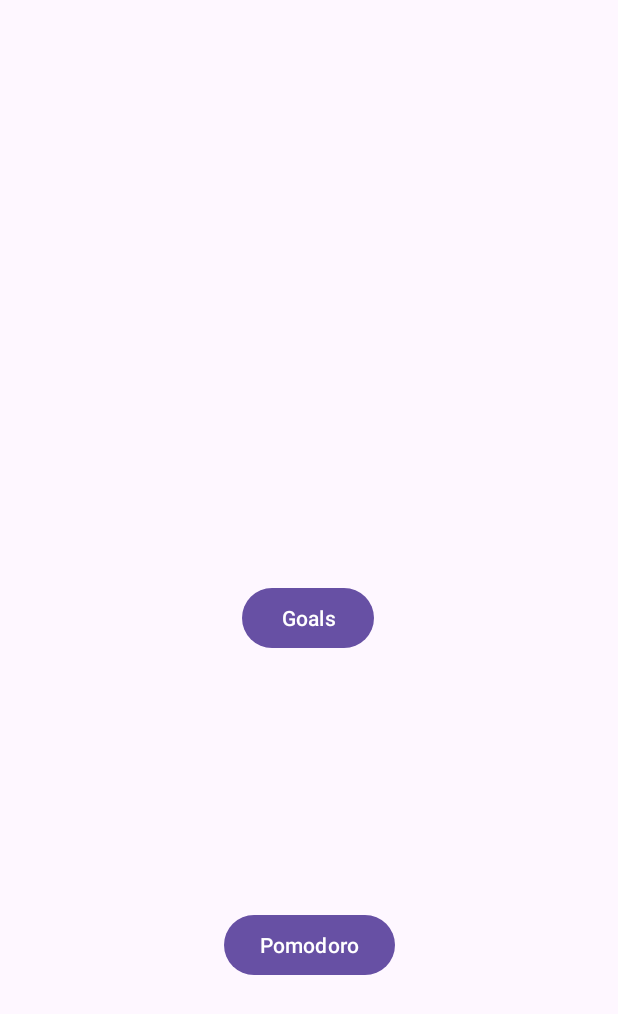
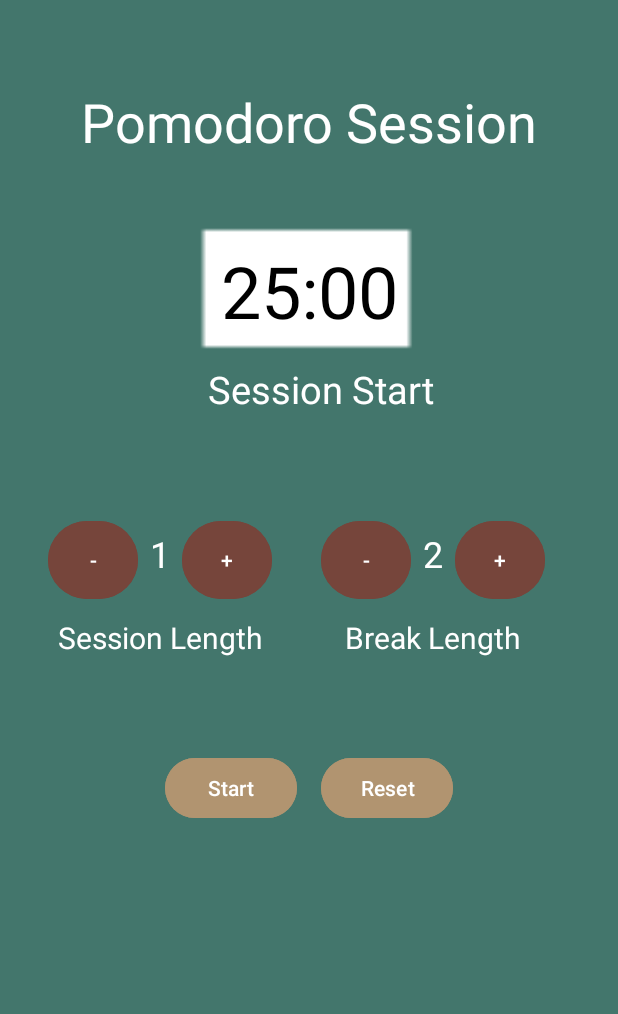
Before and after one commit to Megan-J/Innerly, an Android app: the screen it shows after launch (MainActivity), on a phone screen of 412 x 824 dp. Shown: the top 1014 px of the screen. Run offline under Robolectric (Android 15) with nearby library versions, the phone set to English and light mode, and no system bars.

Commit message:
implemented pomodoro timer logic

```diff
--- a/app/build.gradle.kts
+++ b/app/build.gradle.kts
@@ -42,6 +42,8 @@ dependencies {
     implementation(libs.constraintlayout)
     implementation(libs.legacy.support.v4)
     implementation(libs.recyclerview)
+    implementation(libs.navigation.fragment)
+    implementation(libs.navigation.ui)
     testImplementation(libs.junit)
     androidTestImplementation(libs.ext.junit)
     androidTestImplementation(libs.espresso.core)
--- a/app/src/main/java/edu/sjsu/android/jams/MainActivity.java
+++ b/app/src/main/java/edu/sjsu/android/jams/MainActivity.java
@@ -7,6 +7,7 @@ import androidx.appcompat.app.AppCompatActivity;
 import androidx.core.graphics.Insets;
 import androidx.core.view.ViewCompat;
 import androidx.core.view.WindowInsetsCompat;
+import androidx.fragment.app.FragmentTransaction;
 
 public class MainActivity extends AppCompatActivity {
 
@@ -14,5 +15,11 @@ public class MainActivity extends AppCompatActivity {
     protected void onCreate(Bundle savedInstanceState) {
         super.onCreate(savedInstanceState);
         setContentView(R.layout.activity_main);
+        if (savedInstanceState == null) {
+            PomodoroFragment pomodoroFragment = new PomodoroFragment();
+            FragmentTransaction transaction = getSupportFragmentManager().beginTransaction();
+            transaction.replace(R.id.fragment_pomodoro, pomodoroFragment);
+            transaction.commit();
+        }
     }
 }
--- a/app/src/main/java/edu/sjsu/android/jams/PomodoroFragment.java
+++ b/app/src/main/java/edu/sjsu/android/jams/PomodoroFragment.java
@@ -1,47 +1,37 @@
 package edu.sjsu.android.jams;
 
+import android.annotation.SuppressLint;
 import android.os.Bundle;
 
 import androidx.fragment.app.Fragment;
 
+import android.os.CountDownTimer;
+import android.util.Log;
 import android.view.LayoutInflater;
 import android.view.View;
 import android.view.ViewGroup;
+import android.widget.Button;
+import android.widget.TextView;
 
-/**
- * A simple {@link Fragment} subclass.
- * Use the {@link PomodoroFragment#newInstance} factory method to
- * create an instance of this fragment.
- */
 public class PomodoroFragment extends Fragment {
+    private TextView timeText, sessionLengthText, breakLengthText, sessionStatus;
+    private Button startButton, resetButton, sessionIncrement, sessionDecrement, breakIncrement, breakDecrement;
 
-    // TODO: Rename parameter arguments, choose names that match
-    // the fragment initialization parameters, e.g. ARG_ITEM_NUMBER
-    private static final String ARG_PARAM1 = "param1";
-    private static final String ARG_PARAM2 = "param2";
+    private CountDownTimer countDownTimer;
+    private boolean timerRunning = false;
+    private boolean workSession = true;
 
-    // TODO: Rename and change types of parameters
-    private String mParam1;
-    private String mParam2;
+    private long workDuration = 1 * 60 * 1000;
+    private long breakDuration = 2 * 60 * 1000;
+    private long timeRemaining = workDuration;
 
     public PomodoroFragment() {
         // Required empty public constructor
     }
 
-    /**
-     * Use this factory method to create a new instance of
-     * this fragment using the provided parameters.
-     *
-     * @param param1 Parameter 1.
-     * @param param2 Parameter 2.
-     * @return A new instance of fragment PomodoroFragment.
-     */
-    // TODO: Rename and change types and number of parameters
     public static PomodoroFragment newInstance(String param1, String param2) {
         PomodoroFragment fragment = new PomodoroFragment();
         Bundle args = new Bundle();
-        args.putString(ARG_PARAM1, param1);
-        args.putString(ARG_PARAM2, param2);
         fragment.setArguments(args);
         return fragment;
     }
@@ -49,16 +39,131 @@ public class PomodoroFragment extends Fragment {
     @Override
     public void onCreate(Bundle savedInstanceState) {
         super.onCreate(savedInstanceState);
-        if (getArguments() != null) {
-            mParam1 = getArguments().getString(ARG_PARAM1);
-            mParam2 = getArguments().getString(ARG_PARAM2);
-        }
     }
 
     @Override
     public View onCreateView(LayoutInflater inflater, ViewGroup container,
                              Bundle savedInstanceState) {
-        // Inflate the layout for this fragment
-        return inflater.inflate(R.layout.fragment_pomodoro, container, false);
+        View view = inflater.inflate(R.layout.fragment_pomodoro, container, false);
+        timeText = view.findViewById(R.id.timeText);
+        sessionLengthText = view.findViewById(R.id.sessionLengthText);
+        breakLengthText = view.findViewById(R.id.breakLengthText);
+        sessionStatus = view.findViewById(R.id.session_status);
+        startButton = view.findViewById(R.id.startButton);
+        resetButton = view.findViewById(R.id.resetButton);
+        sessionIncrement = view.findViewById(R.id.sessionIncrement);
+        sessionDecrement = view.findViewById(R.id.sessionDecrement);
+        breakIncrement = view.findViewById(R.id.breakIncrement);
+        breakDecrement = view.findViewById(R.id.breakDecrement);
+
+        sessionLengthText.setText(String.valueOf(workDuration / 60 / 1000));
+        breakLengthText.setText(String.valueOf(breakDuration / 60 / 1000));
+
+        startButton.setOnClickListener(v -> startOrPauseTimer());
+        resetButton.setOnClickListener(v -> resetTimer());
+        sessionIncrement.setOnClickListener(v -> adjustSessionTime(1));
+        sessionDecrement.setOnClickListener(v -> adjustSessionTime(-1));
+        breakIncrement.setOnClickListener(v -> adjustBreakTime(1));
+        breakDecrement.setOnClickListener(v -> adjustBreakTime(-1));
+
+        return view;
     }
+
+    private void startOrPauseTimer() {
+        if(timerRunning){
+            pauseTimer();
+        }
+        else{
+            startTimer();
+        }
+    }
+
+    private void startTimer() {
+        countDownTimer = new CountDownTimer(timeRemaining, 1000) {
+            @Override
+            public void onTick(long millisUntilFinished) {
+                timeRemaining = (int) millisUntilFinished;
+//                startButton.setText("Pause");
+                updateTimerText();
+            }
+
+            @Override
+            public void onFinish() {
+                if(workSession){
+                    timeRemaining = breakDuration;
+                    workSession = false;
+                    sessionStatus.setText("Break Start!");
+                }
+                else{
+                    timeRemaining = workDuration;
+                    workSession = true;
+                    sessionStatus.setText("Session Start!");
+                }
+//                startTimer();
+                updateTimerText();
+            }
+        }.start();
+        timerRunning = true;
+//        startButton.setText("Pause");
+    }
+
+    @SuppressLint("DefaultLocale")
+    private void updateTimerText() {
+        int mins = (int) (timeRemaining / 1000) / 60;
+        int secs = (int) (timeRemaining / 1000) % 60;
+        timeText.setText(String.format("%02d:%02d", mins, secs));
+    }
+
+    private void pauseTimer() {
+        if(countDownTimer != null){
+            startButton.setText("Pause");
+            countDownTimer.cancel();
+        }
+        timerRunning = false;
+        startButton.setText("Start");
+    }
+
+    private void resetTimer() {
+        if(countDownTimer != null){
+            countDownTimer.cancel();
+        }
+        if(workSession){
+            timeRemaining = workDuration;
+            sessionStatus.setText("Session Start!");
+        }
+        else{
+            timeRemaining = breakDuration;
+            sessionStatus.setText("Break Start!");
+        }
+        updateTimerText();
+        timerRunning = false;
+        startButton.setText("Start");
+    }
+
+    private void adjustSessionTime(int i) {
+        long newSessionDuration = workDuration + (long) i * 60 * 1000;
+        if(newSessionDuration > 0){
+            workDuration = newSessionDuration;
+            sessionLengthText.setText(String.valueOf(workDuration / (60*1000)));
+            if(workSession){
+                timeRemaining = workDuration;
+                updateTimerText();
+            }
+        }
+    }
+
+    private void adjustBreakTime(int i) {
+        long newBreakDuration = breakDuration + (long) i * 60 * 1000;
+        if(newBreakDuration > 0){
+            breakDuration = newBreakDuration;
+            breakLengthText.setText(String.valueOf(breakDuration / (60*1000)));
+            if(!workSession){
+                timeRemaining = breakDuration;
+                updateTimerText();
+            }
+        }
+    }
+
+
+
 }
--- a/app/src/main/res/layout/activity_main.xml
+++ b/app/src/main/res/layout/activity_main.xml
@@ -7,26 +7,31 @@
     android:layout_height="match_parent"
     tools:context=".MainActivity">
 
-    <Button
-        android:id="@+id/goalsBtn"
-        android:layout_width="wrap_content"
-        android:layout_height="wrap_content"
-        android:text="@string/goals"
-        app:layout_constraintBottom_toBottomOf="parent"
-        app:layout_constraintEnd_toEndOf="parent"
-        app:layout_constraintHorizontal_bias="0.498"
-        app:layout_constraintStart_toStartOf="parent"
-        app:layout_constraintTop_toTopOf="parent" />
+    <FrameLayout
+        android:id="@+id/fragment_pomodoro"
+        android:layout_width="match_parent"
+        android:layout_height="match_parent"/>
 
-    <Button
-        android:id="@+id/pomodoroBtn"
-        android:layout_width="wrap_content"
-        android:layout_height="wrap_content"
-        android:text="@string/pomodoro"
-        app:layout_constraintBottom_toBottomOf="parent"
-        app:layout_constraintEnd_toEndOf="parent"
-        app:layout_constraintStart_toStartOf="parent"
-        app:layout_constraintTop_toBottomOf="@+id/goalsBtn" />
+<!--    <Button-->
+<!--        android:id="@+id/goalsBtn"-->
+<!--        android:layout_width="wrap_content"-->
+<!--        android:layout_height="wrap_content"-->
+<!--        android:text="@string/goals"-->
+<!--        app:layout_constraintBottom_toBottomOf="parent"-->
+<!--        app:layout_constraintEnd_toEndOf="parent"-->
+<!--        app:layout_constraintHorizontal_bias="0.498"-->
+<!--        app:layout_constraintStart_toStartOf="parent"-->
+<!--        app:layout_constraintTop_toTopOf="parent" />-->
+
+<!--    <Button-->
+<!--        android:id="@+id/pomodoroBtn"-->
+<!--        android:layout_width="wrap_content"-->
+<!--        android:layout_height="wrap_content"-->
+<!--        android:text="@string/pomodoro"-->
+<!--        app:layout_constraintBottom_toBottomOf="parent"-->
+<!--        app:layout_constraintEnd_toEndOf="parent"-->
+<!--        app:layout_constraintStart_toStartOf="parent"-->
+<!--        app:layout_constraintTop_toBottomOf="@+id/goalsBtn" />-->
 
 
 </androidx.constraintlayout.widget.ConstraintLayout>
--- a/app/src/main/res/layout/fragment_pomodoro.xml
+++ b/app/src/main/res/layout/fragment_pomodoro.xml
@@ -2,6 +2,7 @@
 <FrameLayout xmlns:android="http://schemas.android.com/apk/res/android"
     xmlns:app="http://schemas.android.com/apk/res-auto"
     xmlns:tools="http://schemas.android.com/tools"
+    android:id="@+id/fragment_pomodoro"
     android:layout_width="match_parent"
     android:layout_height="match_parent"
     android:orientation="vertical"
@@ -15,7 +16,7 @@
         android:layout_height="match_parent">
 
         <TextView
-            android:id="@+id/textView3"
+            android:id="@+id/pomodoro_session_title"
             android:layout_width="wrap_content"
             android:layout_height="wrap_content"
             android:text="@string/pomodoro_session"
@@ -43,24 +44,26 @@
             android:background="@drawable/timer_background"/>
 
         <LinearLayout
-                    android:id="@+id/linearLayout"
+            android:id="@+id/linearLayout_sessionLength"
             android:layout_width="wrap_content"
             android:layout_height="wrap_content"
             android:orientation="horizontal"
+            android:layout_marginEnd="6dp"
             app:layout_constraintBottom_toBottomOf="parent"
             app:layout_constraintEnd_toEndOf="parent"
-                    app:layout_constraintHorizontal_bias="0.18"
+            app:layout_constraintHorizontal_bias="0.07"
             app:layout_constraintStart_toStartOf="parent"
             app:layout_constraintTop_toBottomOf="@+id/timeText"
             app:layout_constraintVertical_bias="0.19999999">
 
             <Button
                 android:id="@+id/sessionDecrement"
-                        android:layout_width="48dp"
-                        android:layout_height="48dp"
+                android:layout_width="60dp"
+                android:layout_height="60dp"
+                android:backgroundTint="#76453B"
+                android:fillColor="#FF6200EE"
                 android:text="-"
-                        android:textColor="@color/white"
-                        android:backgroundTint="#76453B" />
+                android:textColor="@color/white" />
 
             <TextView
                 android:id="@+id/sessionLengthText"
@@ -73,30 +76,31 @@
 
             <Button
                 android:id="@+id/sessionIncrement"
-                        android:layout_width="48dp"
-                        android:layout_height="48dp"
+                android:layout_width="60dp"
+                android:layout_height="60dp"
                 android:backgroundTint="#76453B"
+                android:fillColor="#FF6200EE"
                 android:text="+" />
 
         </LinearLayout>
 
                 <LinearLayout
-                    android:id="@+id/linearLayout2"
+                    android:id="@+id/linearLayout_breakLength"
                     android:layout_width="wrap_content"
                     android:layout_height="wrap_content"
                     android:orientation="horizontal"
                     app:layout_constraintBottom_toBottomOf="parent"
                     app:layout_constraintEnd_toEndOf="parent"
-                    app:layout_constraintStart_toEndOf="@+id/linearLayout"
+                    app:layout_constraintStart_toEndOf="@+id/linearLayout_sessionLength"
                     app:layout_constraintTop_toBottomOf="@+id/timeText"
                     app:layout_constraintVertical_bias="0.19999999">
 
                     <Button
                         android:id="@+id/breakDecrement"
-                        android:layout_width="48dp"
-                        android:layout_height="48dp"
+                        android:layout_width="60dp"
+                        android:layout_height="60dp"
                         android:backgroundTint="#76453B"
-                        android:text="-" />
+                        android:text="-"/>
 
                     <TextView
                         android:id="@+id/breakLengthText"
@@ -109,10 +113,10 @@
 
                     <Button
                         android:id="@+id/breakIncrement"
-                        android:layout_width="48dp"
-                        android:layout_height="48dp"
+                        android:layout_width="60dp"
+                        android:layout_height="60dp"
                         android:backgroundTint="#76453B"
-                        android:text="+" />
+                        android:text="+"/>
 
                 </LinearLayout>
 
@@ -125,10 +129,10 @@
                     android:text="@string/session_length"
                     android:textColor="@color/white"
                     android:textSize="20sp"
-                    app:layout_constraintEnd_toEndOf="@+id/linearLayout"
+                    app:layout_constraintEnd_toEndOf="@+id/linearLayout_sessionLength"
                     app:layout_constraintHorizontal_bias="0.428"
-                    app:layout_constraintStart_toStartOf="@+id/linearLayout"
-                    app:layout_constraintTop_toBottomOf="@+id/linearLayout" />
+                    app:layout_constraintStart_toStartOf="@+id/linearLayout_sessionLength"
+                    app:layout_constraintTop_toBottomOf="@+id/linearLayout_sessionLength" />
 
                 <TextView
                     android:id="@+id/breakLengthLabel"
@@ -139,11 +143,12 @@
                     android:text="Break Length"
                     android:textColor="@color/white"
                     android:textSize="20sp"
-                    app:layout_constraintEnd_toEndOf="@+id/linearLayout2"
-                    app:layout_constraintStart_toStartOf="@+id/linearLayout2"
-                    app:layout_constraintTop_toBottomOf="@+id/linearLayout2" />
+                    app:layout_constraintEnd_toEndOf="@+id/linearLayout_breakLength"
+                    app:layout_constraintStart_toStartOf="@+id/linearLayout_breakLength"
+                    app:layout_constraintTop_toBottomOf="@+id/linearLayout_breakLength" />
 
         <LinearLayout
+            android:id="@+id/linearLayout2"
             android:layout_width="wrap_content"
             android:layout_height="wrap_content"
             android:orientation="horizontal"
@@ -156,17 +161,29 @@
                 android:id="@+id/startButton"
                 android:layout_width="wrap_content"
                 android:layout_height="wrap_content"
-                        android:text="Start"
-                        android:backgroundTint="#B19470"/>
+                android:backgroundTint="#B19470"
+                android:text="Start" />
 
             <Button
                 android:id="@+id/resetButton"
                 android:layout_width="wrap_content"
                 android:layout_height="wrap_content"
                 android:layout_marginStart="16dp"
-                        android:text="Reset"
-                        android:backgroundTint="#B19470"/>
+                android:backgroundTint="#B19470"
+                android:text="Reset" />
         </LinearLayout>
+
+        <TextView
+            android:id="@+id/session_status"
+            android:layout_width="wrap_content"
+            android:layout_height="wrap_content"
+            android:text="Session Start"
+            android:paddingStart="16dp"
+            android:textSize="25dp"
+            android:textColor="@color/white"
+            app:layout_constraintEnd_toEndOf="parent"
+            app:layout_constraintStart_toStartOf="parent"
+            app:layout_constraintTop_toBottomOf="@+id/timeText" />
 
     </androidx.constraintlayout.widget.ConstraintLayout>
         </FrameLayout>
--- a/gradle/libs.versions.toml
+++ b/gradle/libs.versions.toml
@@ -9,6 +9,8 @@ activity = "1.9.2"
 constraintlayout = "2.1.4"
 legacySupportV4 = "1.0.0"
 recyclerview = "1.3.2"
+navigationFragment = "2.8.3"
+navigationUi = "2.8.3"
 
 [libraries]
 junit = { group = "junit", name = "junit", version.ref = "junit" }
@@ -20,6 +22,8 @@ activity = { group = "androidx.activity", name = "activity", version.ref = "acti
 constraintlayout = { group = "androidx.constraintlayout", name = "constraintlayout", version.ref = "constraintlayout" }
 legacy-support-v4 = { group = "androidx.legacy", name = "legacy-support-v4", version.ref = "legacySupportV4" }
 recyclerview = { group = "androidx.recyclerview", name = "recyclerview", version.ref = "recyclerview" }
+navigation-fragment = { group = "androidx.navigation", name = "navigation-fragment", version.ref = "navigationFragment" }
+navigation-ui = { group = "androidx.navigation", name = "navigation-ui", version.ref = "navigationUi" }
 
 [plugins]
 android-application = { id = "com.android.application", version.ref = "agp" }
```
Also changed, not shown: app/src/main/res/navigation/navigation.xml (added, +18 -0 lines). Lines whose indentation alone changed are shown as unchanged.
